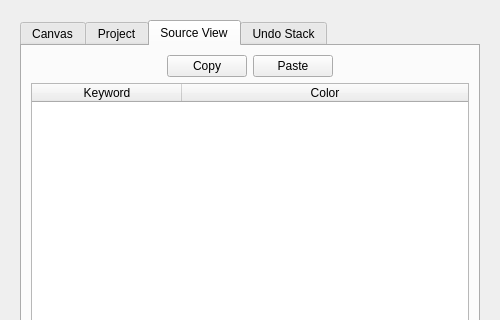
Old version of the form UI/glitch-canvas-settings.ui in the repository textbrowser/glitch; both pictures show x 0 to 500 and y 0 to 320 of the 500 by 650 pixel window.
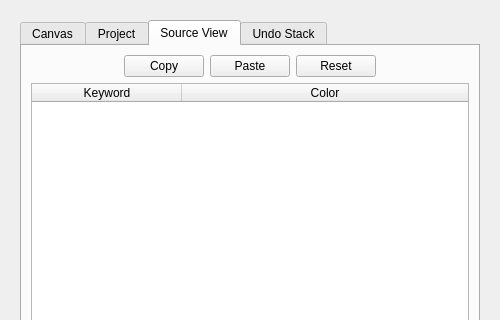
New version of the form. The open tabs and pages were chosen to show the change. Icons and pictures are not drawn.

Commit message: Keyword colors.

Patch:
```diff
--- a/UI/glitch-canvas-settings.ui
+++ b/UI/glitch-canvas-settings.ui
@@ -31,8 +31,8 @@
        <rect>
         <x>0</x>
         <y>0</y>
-        <width>482</width>
-        <height>595</height>
+        <width>488</width>
+        <height>594</height>
        </rect>
       </property>
       <layout class="QVBoxLayout" name="verticalLayout_2">
@@ -695,6 +695,16 @@
                </property>
               </widget>
              </item>
+             <item>
+              <widget class="QPushButton" name="reset_source_view_keywords">
+               <property name="toolTip">
+                <string>Reset the below table.</string>
+               </property>
+               <property name="text">
+                <string>Reset</string>
+               </property>
+              </widget>
+             </item>
              <item>
               <spacer name="horizontalSpacer_12">
                <property name="orientation">
```
Left out of the diff: 1 changed line with no effect on the pictures. The commit also changes 2 other files.
